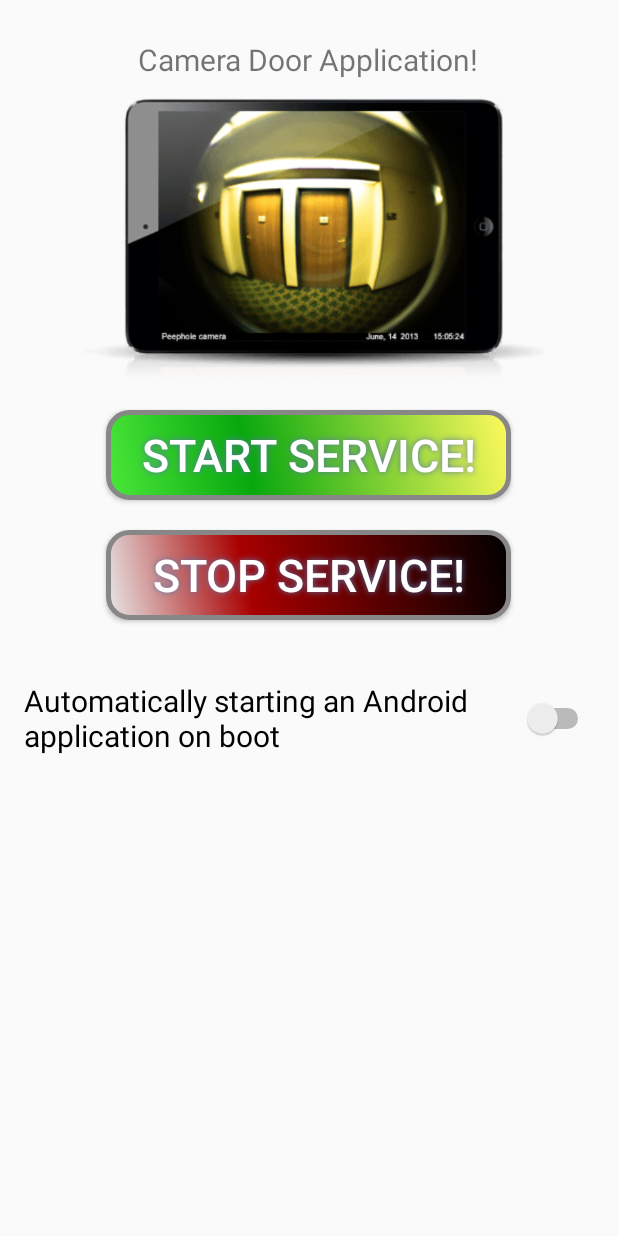
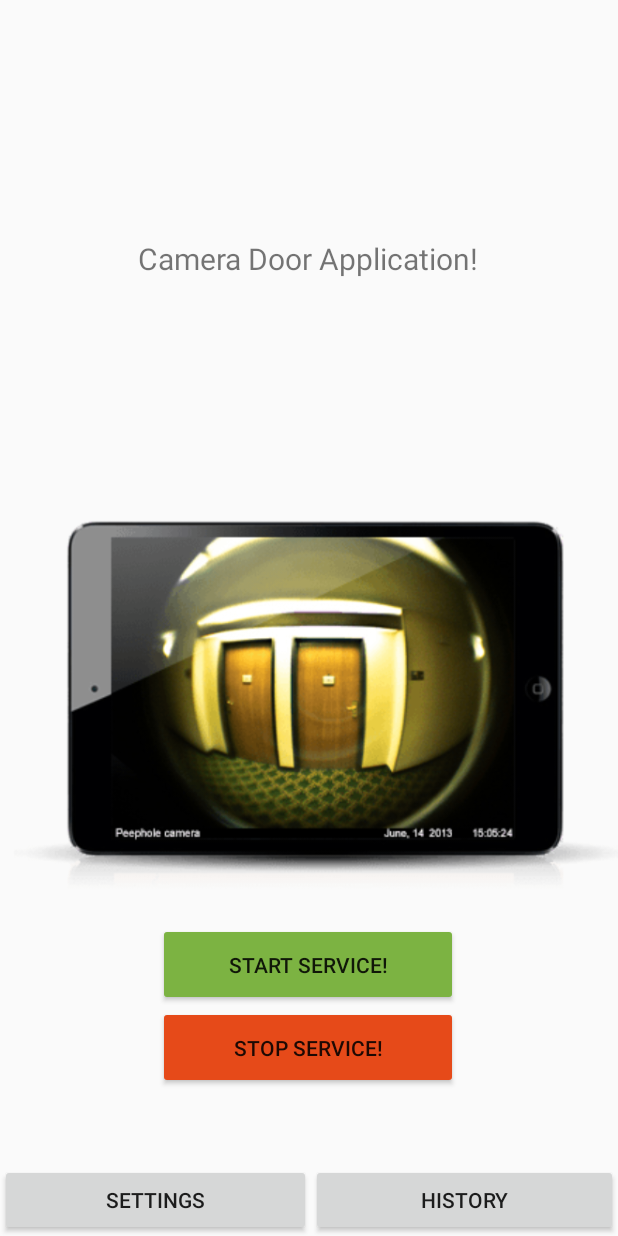
Before and after one commit to vaginessa/DoorCameraSpecialProject, an Android app: the screen it shows after launch (MainActivity), on a phone screen of 412 x 824 dp. Run offline under Robolectric (Android 15) with nearby library versions, the phone set to English and light mode, and no system bars.

Commit message:
made bueutiful design for main activity and land main activity. Also add Power Receiver to application. In design added 2 additional buttons - settings and history for future functionality. Edit manifest file for adding filter receiver.

```diff
--- a/app/src/main/java/vadymshevchenko/com/doorcameraandroidspecialproject/MainActivity.java
+++ b/app/src/main/java/vadymshevchenko/com/doorcameraandroidspecialproject/MainActivity.java
@@ -1,20 +1,59 @@
 package vadymshevchenko.com.doorcameraandroidspecialproject;
 
-import android.app.Activity;
+import android.content.ComponentName;
+import android.content.pm.PackageManager;
 import android.os.Bundle;
-import android.support.design.widget.FloatingActionButton;
-import android.support.design.widget.Snackbar;
 import android.support.v7.app.AppCompatActivity;
-import android.support.v7.widget.Toolbar;
 import android.view.View;
-import android.view.Menu;
-import android.view.MenuItem;
+import android.widget.Button;
+import android.widget.Toast;
 
-public class MainActivity extends Activity {
+public class MainActivity extends AppCompatActivity {
 
     @Override
     protected void onCreate(Bundle savedInstanceState) {
         super.onCreate(savedInstanceState);
         setContentView(R.layout.activity_main);
+        Button button_start = (Button) findViewById(R.id.start_service);
+       /* button_start.setOnClickListener(new View.OnClickListener() {
+            @Override
+            public void onClick(View v) {
+                PackageManager pm = MainActivity.this.getPackageManager();
+                ComponentName componentName = new ComponentName(MainActivity.this, PowerReceiver.class);
+                pm.setComponentEnabledSetting(componentName,
+                        PackageManager.COMPONENT_ENABLED_STATE_ENABLED,
+                        PackageManager.DONT_KILL_APP);
+                Toast.makeText(getApplicationContext(), "activated", Toast.LENGTH_LONG).show();
+            }
+        });
+*/
+        Button button_stop = (Button) findViewById(R.id.stop_service);
+       /* button_stop.setOnClickListener(new View.OnClickListener() {
+
+            @Override
+            public void onClick(View v) {
+                // TODO Auto-generated method stub
+
+            }
+        });*/
+    }
+
+
+    public void clickOnStartService(View view) {
+        PackageManager pm = MainActivity.this.getPackageManager();
+        ComponentName componentName = new ComponentName(MainActivity.this, PowerReceiver.class);
+        pm.setComponentEnabledSetting(componentName,
+                PackageManager.COMPONENT_ENABLED_STATE_ENABLED,
+                PackageManager.DONT_KILL_APP);
+        Toast.makeText(getApplicationContext(), "Приложение включено!", Toast.LENGTH_LONG).show();
+    }
+
+    public void clickOnStopService(View view) {
+        PackageManager pm = MainActivity.this.getPackageManager();
+        ComponentName componentName = new ComponentName(MainActivity.this, PowerReceiver.class);
+        pm.setComponentEnabledSetting(componentName,
+                PackageManager.COMPONENT_ENABLED_STATE_DISABLED,
+                PackageManager.DONT_KILL_APP);
+        Toast.makeText(getApplicationContext(), "Приложение выключено!", Toast.LENGTH_LONG).show();
     }
 }
--- /dev/null
+++ b/app/src/main/java/vadymshevchenko/com/doorcameraandroidspecialproject/PowerReceiver.java
@@ -0,0 +1,25 @@
+package vadymshevchenko.com.doorcameraandroidspecialproject;
+
+import android.content.BroadcastReceiver;
+import android.content.Context;
+import android.content.Intent;
+import android.net.Uri;
+import android.widget.Toast;
+
+public class PowerReceiver extends BroadcastReceiver {
+    public PowerReceiver() {
+    }
+
+    @Override
+    public void onReceive(Context context, Intent intent) {
+        if (intent.getAction().equalsIgnoreCase("android.intent.action.ACTION_POWER_DISCONNECTED")) {
+            String message = "Питание отсоединено, кто-то пришел, запускаем камеру";
+
+            Toast.makeText(context, message, Toast.LENGTH_LONG).show();
+
+            Intent browserIntent = new Intent(Intent.ACTION_VIEW, Uri.parse("http://www.google.com"));
+            browserIntent.setFlags(Intent.FLAG_ACTIVITY_NEW_TASK);
+            context.startActivity(browserIntent);
+        }
+    }
+}
--- a/app/src/main/res/drawable/start_button.xml
+++ /dev/null
@@ -1,28 +0,0 @@
-<?xml version="1.0" encoding="utf-8"?>
-<shape xmlns:android="http://schemas.android.com/apk/res/android" android:shape="rectangle" >
-    <corners
-        android:radius="14dp"
-        />
-    <gradient
-        android:angle="45"
-        android:centerX="35%"
-        android:centerColor="#08A80E"
-        android:startColor="#4BE83A"
-        android:endColor="#FFFA5C"
-        android:type="linear"
-        />
-    <padding
-        android:left="0dp"
-        android:top="0dp"
-        android:right="0dp"
-        android:bottom="0dp"
-        />
-    <size
-        android:width="270dp"
-        android:height="60dp"
-        />
-    <stroke
-        android:width="3dp"
-        android:color="#878787"
-        />
-</shape>
--- a/app/src/main/res/drawable/stop_button.xml
+++ /dev/null
@@ -1,28 +0,0 @@
-<?xml version="1.0" encoding="utf-8"?>
-<shape xmlns:android="http://schemas.android.com/apk/res/android" android:shape="rectangle" >
-    <corners
-        android:radius="14dp"
-        />
-    <gradient
-        android:angle="45"
-        android:centerX="35%"
-        android:centerColor="#A80000"
-        android:startColor="#E8E8E8"
-        android:endColor="#000000"
-        android:type="linear"
-        />
-    <padding
-        android:left="0dp"
-        android:top="0dp"
-        android:right="0dp"
-        android:bottom="0dp"
-        />
-    <size
-        android:width="270dp"
-        android:height="60dp"
-        />
-    <stroke
-        android:width="3dp"
-        android:color="#878787"
-        />
-</shape>
--- /dev/null
+++ b/app/src/main/res/layout-land/activity_main.xml
@@ -0,0 +1,88 @@
+<?xml version="1.0" encoding="utf-8"?>
+<GridLayout xmlns:android="http://schemas.android.com/apk/res/android"
+    xmlns:tools="http://schemas.android.com/tools"
+    android:layout_width="match_parent"
+    android:layout_height="match_parent"
+    android:columnCount="2"
+    tools:context="vadymshevchenko.com.doorcameraandroidspecialproject.MainActivity"
+    >
+
+    <TextView
+        android:layout_width="wrap_content"
+        android:layout_height="wrap_content"
+        android:layout_row="0"
+        android:layout_column="0"
+        android:layout_columnSpan="2"
+        android:typeface="sans"
+        android:text="@string/main_text"
+        android:id="@+id/textView"
+        android:layout_marginTop="10dp"
+        android:textSize="20sp"
+        android:layout_gravity="center" />
+
+    <ImageView
+        android:layout_width="220dp"
+        android:layout_height="220dp"
+        android:layout_row="1"
+        android:layout_column="0"
+        android:layout_rowSpan="2"
+        android:id="@+id/imageView"
+        android:contentDescription="@string/imageDescription"
+        android:layout_gravity="fill"
+        android:src="@drawable/frontdoorcamera"/>
+
+    <Button
+        android:id="@+id/start_service"
+        android:text="@string/start_service"
+        android:layout_width="wrap_content"
+        android:layout_height="wrap_content"
+        android:minWidth="200dp"
+        android:minHeight="55dp"
+        android:theme="@style/StartButton"
+        android:onClick="clickOnStartService"
+        android:layout_row="1"
+        android:layout_column="1"
+        android:layout_gravity="center_horizontal"
+        android:layout_marginTop="50dp"
+        />
+
+    <Button
+        android:id="@+id/stop_service"
+        android:text="@string/stop_service"
+        android:layout_width="wrap_content"
+        android:layout_height="wrap_content"
+        android:minWidth="200dp"
+        android:minHeight="55dp"
+        android:theme="@style/StopButton"
+        android:onClick="clickOnStopService"
+        android:layout_row="2"
+        android:layout_column="1"
+        android:layout_gravity="center_horizontal"
+
+        />
+
+    <Button
+        android:id="@+id/settings"
+        android:text="@string/settings"
+        android:layout_width="wrap_content"
+        android:layout_height="wrap_content"
+        android:onClick="clickOnSettings"
+        android:layout_row="3"
+        android:layout_column="0"
+        android:layout_columnWeight="1"
+
+        />
+
+    <Button
+        android:id="@+id/history"
+        android:text="@string/history"
+        android:layout_width="wrap_content"
+        android:layout_height="wrap_content"
+        android:onClick="clickOnHistory"
+        android:layout_row="3"
+        android:layout_column="1"
+        android:layout_columnWeight="1"
+        />
+
+
+</GridLayout>
--- a/app/src/main/res/layout/activity_main.xml
+++ b/app/src/main/res/layout/activity_main.xml
@@ -1,4 +1,96 @@
 <?xml version="1.0" encoding="utf-8"?>
+<GridLayout xmlns:android="http://schemas.android.com/apk/res/android"
+    xmlns:tools="http://schemas.android.com/tools"
+    android:layout_width="match_parent"
+    android:layout_height="match_parent"
+    android:columnCount="2"
+    tools:context="vadymshevchenko.com.doorcameraandroidspecialproject.MainActivity"
+    >
+
+    <TextView
+        android:layout_width="wrap_content"
+        android:layout_height="wrap_content"
+        android:layout_row="0"
+        android:layout_column="0"
+        android:layout_columnSpan="2"
+        android:typeface="sans"
+        android:text="@string/main_text"
+        android:id="@+id/textView"
+        android:layout_marginTop="10dp"
+        android:textSize="20sp"
+        android:layout_gravity="center" />
+
+    <ImageView
+        android:layout_width="wrap_content"
+        android:layout_height="wrap_content"
+        android:layout_row="1"
+        android:layout_column="0"
+        android:layout_columnSpan="2"
+        android:id="@+id/imageView"
+        android:contentDescription="@string/imageDescription"
+        android:src="@drawable/frontdoorcamera"/>
+
+    <Button
+        android:id="@+id/start_service"
+        android:text="@string/start_service"
+        android:layout_width="wrap_content"
+        android:layout_height="wrap_content"
+        android:minWidth="200dp"
+        android:minHeight="55dp"
+        android:theme="@style/StartButton"
+        android:onClick="clickOnStartService"
+        android:layout_row="2"
+        android:layout_column="0"
+        android:layout_columnSpan="2"
+        android:layout_gravity="center_horizontal"
+         />
+
+    <Button
+        android:id="@+id/stop_service"
+        android:text="@string/stop_service"
+        android:layout_width="wrap_content"
+        android:layout_height="wrap_content"
+        android:minWidth="200dp"
+        android:minHeight="55dp"
+        android:theme="@style/StopButton"
+        android:onClick="clickOnStopService"
+        android:layout_row="3"
+        android:layout_column="0"
+        android:layout_columnSpan="2"
+        android:layout_gravity="center_horizontal"
+        android:layout_marginBottom="50dp"
+
+        />
+
+    <Button
+        android:id="@+id/settings"
+        android:text="@string/settings"
+        android:layout_width="wrap_content"
+        android:layout_height="wrap_content"
+        android:onClick="clickOnSettings"
+        android:layout_row="4"
+        android:layout_column="0"
+        android:layout_columnWeight="1"
+
+        />
+
+    <Button
+        android:id="@+id/history"
+        android:text="@string/history"
+        android:layout_width="wrap_content"
+        android:layout_height="wrap_content"
+        android:onClick="clickOnHistory"
+        android:layout_row="4"
+        android:layout_column="1"
+        android:layout_columnWeight="1"
+
+
+        />
+
+
+    </GridLayout>
+
+<!--
 <RelativeLayout xmlns:android="http://schemas.android.com/apk/res/android"
     xmlns:tools="http://schemas.android.com/tools"
     android:layout_width="match_parent"
@@ -34,32 +126,26 @@
     <Button
         android:id="@+id/start_service"
         android:text="@string/start_service"
-        android:textColor="#FFFFFF"
-        android:textSize="30sp"
-        android:layout_width="270dp"
-        android:layout_height="60dp"
-        android:background="@drawable/start_button"
-        android:shadowColor="#5C76A8"
-        android:shadowDx="0"
-        android:shadowDy="0"
-        android:shadowRadius="5"
-        android:onClick="clickOnstartService"
+        android:layout_width="wrap_content"
+        android:layout_height="wrap_content"
+        android:minWidth="200dp"
+        android:minHeight="55dp"
+        android:theme="@style/StartButton"
+        android:onClick="clickOnStartService"
         android:layout_below="@+id/imageView"
         android:layout_marginTop="10dp"
         android:layout_centerHorizontal="true" />
 
+
+
     <Button
         android:id="@+id/stop_service"
         android:text="@string/stop_service"
-        android:textColor="#FFFFFF"
-        android:textSize="30sp"
-        android:layout_width="270dp"
-        android:layout_height="60dp"
-        android:background="@drawable/stop_button"
-        android:shadowColor="#5C76A8"
-        android:shadowDx="0"
-        android:shadowDy="0"
-        android:shadowRadius="5"
+        android:layout_width="wrap_content"
+        android:layout_height="wrap_content"
+        android:minWidth="200dp"
+        android:minHeight="55dp"
+        android:theme="@style/StopButton"
         android:onClick="clickOnStopService"
         android:layout_marginTop="20dp"
         android:layout_below="@+id/start_service"
@@ -83,3 +169,4 @@
 
 
 </RelativeLayout>
+-->
--- a/app/src/main/res/values/colors.xml
+++ b/app/src/main/res/values/colors.xml
@@ -3,4 +3,6 @@
     <color name="colorPrimary">#3F51B5</color>
     <color name="colorPrimaryDark">#303F9F</color>
     <color name="colorAccent">#FF4081</color>
+    <color name="colorStartButton">#7CB342</color>
+    <color name="colorStopButton">#E64A19</color>
 </resources>
--- a/app/src/main/res/values/strings.xml
+++ b/app/src/main/res/values/strings.xml
@@ -6,4 +6,6 @@
     <string name="main_text">Camera Door Application!</string>
     <string name="switch1">Automatically starting an Android application on boot</string>
     <string name="imageDescription">logo</string>
+    <string name="settings">Settings</string>
+    <string name="history">History</string>
 </resources>
--- a/app/src/main/res/values/styles.xml
+++ b/app/src/main/res/values/styles.xml
@@ -17,4 +17,14 @@
 
     <style name="AppTheme.PopupOverlay" parent="ThemeOverlay.AppCompat.Light" />
 
+    <style name="StartButton" parent="Theme.AppCompat.Light">
+        <item name="colorControlHighlight">@color/colorPrimary</item>
+        <item name="colorButtonNormal">@color/colorStartButton</item>
+    </style>
+
+    <style name="StopButton" parent="Theme.AppCompat.Light">
+        <item name="colorControlHighlight">@color/colorPrimary</item>
+        <item name="colorButtonNormal">@color/colorStopButton</item>
+    </style>
+
 </resources>
```
Also changed, not shown: app/src/main/AndroidManifest.xml (+13 -0 lines).
